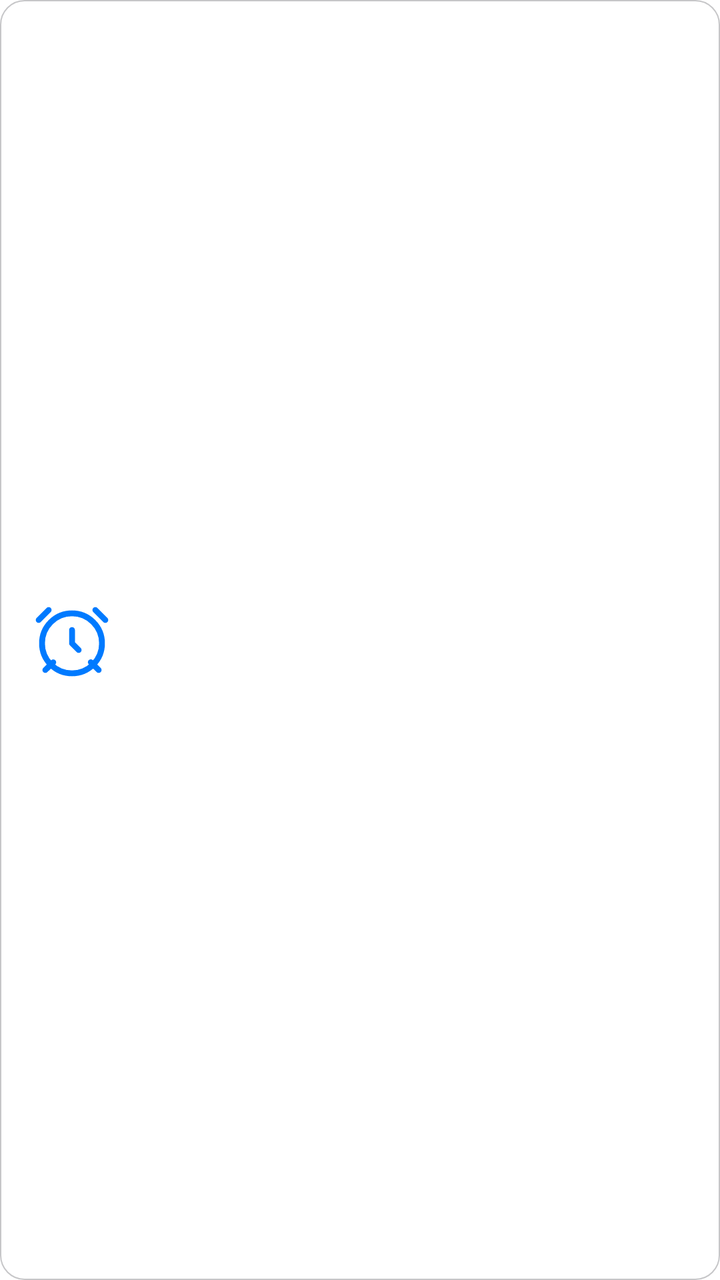
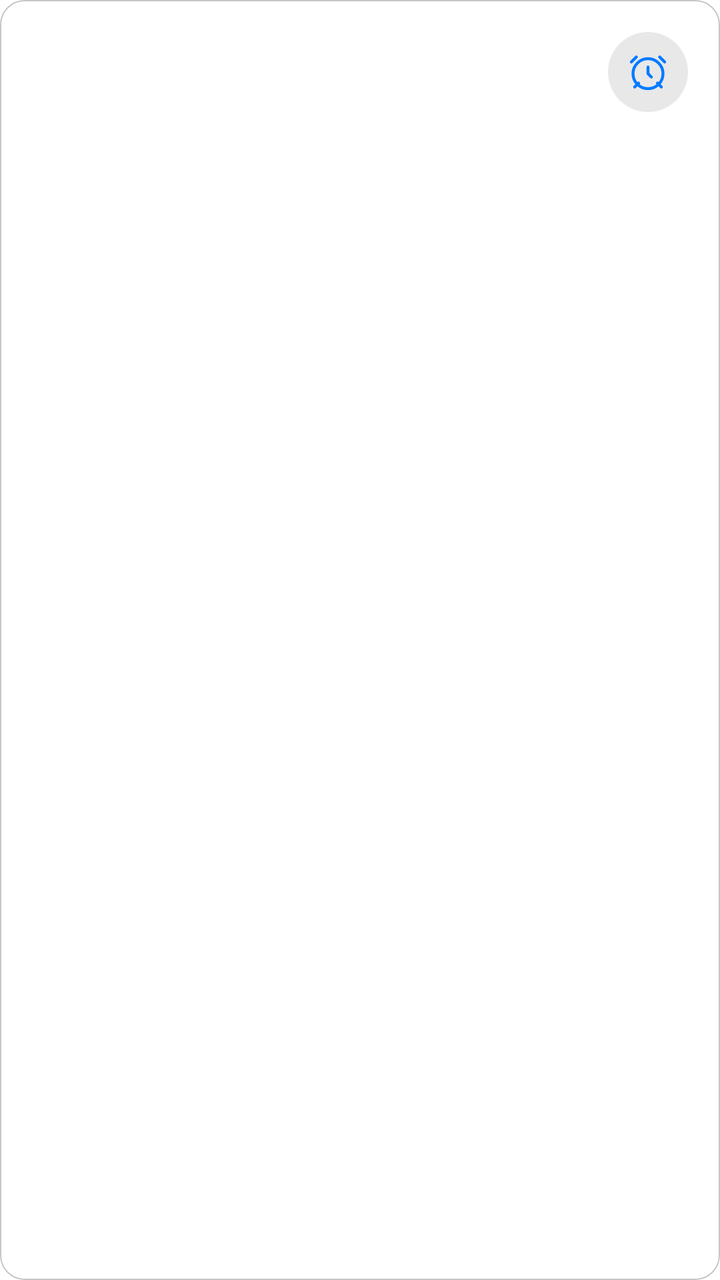

The first picture is an Android layout as it rendered before a commit; the second is the same layout after the commit. The layout source and the unified diff follow.
<!-- AndroidManifest.xml: application theme AppTheme -->
<!-- res/layout/wl_alarm_rtl.xml -->
<?xml version="1.0" encoding="utf-8"?>
<FrameLayout xmlns:android="http://schemas.android.com/apk/res/android"
    android:id="@+id/wRoot"
    android:layout_width="match_parent"
    android:layout_height="match_parent"
    android:layoutDirection="rtl">

    <ImageView
        android:id="@+id/wBg"
        android:layout_width="match_parent"
        android:layout_height="match_parent"
        android:importantForAccessibility="no"
        android:scaleType="fitXY"
        android:src="@drawable/wb_adaptive_1" />
    <ImageView
        android:id="@+id/wBorder"
        android:layout_width="match_parent"
        android:layout_height="match_parent"
        android:importantForAccessibility="no"
        android:scaleType="fitXY"
        android:src="@drawable/wb_bd_adaptive_2"
        android:visibility="gone" />
    <LinearLayout
        android:layout_width="match_parent"
        android:layout_height="match_parent"
        android:gravity="center_vertical"
        android:orientation="horizontal"
        android:padding="16dp">
        <LinearLayout
            android:layout_width="0dp"
            android:layout_height="wrap_content"
            android:layout_weight="1"
            android:orientation="vertical">
        <TextView
            android:id="@+id/wS1"
            android:layout_width="wrap_content"
            android:layout_height="wrap_content"
            android:fontFamily="sans-serif"
            android:includeFontPadding="false"
            android:singleLine="true"
            android:textColor="@color/text_secondary"
            android:textSize="13sp"
            />
        <TextView
            android:id="@+id/wP1"
            android:layout_width="wrap_content"
            android:layout_height="wrap_content"
            android:fontFamily="sans-serif-light"
            android:includeFontPadding="false"
            android:singleLine="true"
            android:textColor="@color/text_primary"
            android:textSize="38sp"
            />
        <TextView
            android:id="@+id/wA1"
            android:layout_width="wrap_content"
            android:layout_height="wrap_content"
            android:fontFamily="sans-serif"
            android:includeFontPadding="false"
            android:singleLine="true"
            android:textColor="@color/accent"
            android:textSize="14sp"
            android:textStyle="bold"
            android:layout_marginTop="2dp"
            />
        </LinearLayout>
        <ImageView
            android:id="@+id/wIcon"
            android:layout_width="40dp"
            android:layout_height="40dp"
            android:importantForAccessibility="no"
            android:src="@drawable/ic_alarm"
            android:tint="@color/accent" />
    </LinearLayout>
</FrameLayout>
<!-- resources referenced by this layout -->
<resources>
  <color name="accent">#007AFF</color>
  <color name="text_primary">#000000</color>
  <color name="text_secondary">#6C6C70</color>
  <!-- drawable wb_adaptive_1 (drawable) -->
  <?xml version="1.0" encoding="utf-8"?>
  <shape xmlns:android="http://schemas.android.com/apk/res/android" android:shape="rectangle">
      <solid android:color="@color/surface" />
      <stroke android:width="0.5dp" android:color="@color/stroke" />
      <corners android:radius="12dp" />
  </shape>
  <!-- drawable wb_bd_adaptive_2 (drawable) -->
  <?xml version="1.0" encoding="utf-8"?>
  <shape xmlns:android="http://schemas.android.com/apk/res/android" android:shape="rectangle">
      <solid android:color="#00000000" />
      <stroke android:width="1.2dp" android:color="@color/text_hint" />
      <corners android:radius="22dp" />
  </shape>
  <color name="surface">#FFFFFF</color>
  <color name="stroke">#C6C6C8</color>
  <color name="text_hint">#AEAEB2</color>
  <color name="accent_text">#007AFF</color>
  <color name="accent_soft">#E5F1FF</color>
  <color name="brand_start">#007AFF</color>
  <color name="brand_mid">#007AFF</color>
  <color name="brand_end">#007AFF</color>
  <color name="bg">#FFFFFF</color>
  <color name="bg_group">#F2F2F7</color>
  <color name="surface_high">#E5E5EA</color>
  <color name="field">#F2F2F7</color>
  <color name="stroke_soft">#E5E5EA</color>
  <color name="neutral_soft">#E9E9EB</color>
  <style name="AppDialog" parent="Theme.AppCompat.DayNight.Dialog.Alert">
          <item name="colorAccent">?attr/cAccentText</item>
          <item name="android:windowBackground">@drawable/bg_dialog</item>
          <item name="android:textColorPrimary">?attr/cTextPrimary</item>
          <item name="android:textColorSecondary">?attr/cTextSecondary</item>
          <item name="android:backgroundDimAmount">0.4</item>
          <item name="android:windowAnimationStyle">@style/DialogAnim</item>
          <item name="windowMinWidthMinor">92%</item>
          <item name="windowMinWidthMajor">60%</item>
          <item name="android:windowElevation">0dp</item>
      </style>
  <style name="ActivityAnim" parent="@android:style/Animation.Activity">
          <item name="android:activityOpenEnterAnimation">@anim/act_open_enter</item>
          <item name="android:activityOpenExitAnimation">@anim/act_open_exit</item>
          <item name="android:activityCloseEnterAnimation">@anim/act_close_enter</item>
          <item name="android:activityCloseExitAnimation">@anim/act_close_exit</item>
      </style>
  <style name="IosSeekBar" parent="Widget.AppCompat.SeekBar">
          <item name="android:progressDrawable">@drawable/seek_track</item>
          <item name="android:thumb">@drawable/seek_thumb</item>
          <item name="android:splitTrack">false</item>
          <item name="android:minHeight">4dp</item>
          <item name="android:maxHeight">4dp</item>
          <item name="android:paddingStart">14dp</item>
          <item name="android:paddingEnd">14dp</item>
      </style>
  <!-- drawable bg_dialog (drawable) -->
  <?xml version="1.0" encoding="utf-8"?>
  <inset xmlns:android="http://schemas.android.com/apk/res/android"
      android:insetLeft="4dp"
      android:insetTop="4dp"
      android:insetRight="4dp"
      android:insetBottom="4dp">
      <shape android:shape="rectangle">
          <solid android:color="?attr/cSurface" />
          <corners android:radius="14dp" />
      </shape>
  </inset>
  <style name="DialogAnim" parent="@android:style/Animation.Dialog">
          <item name="android:windowEnterAnimation">@anim/dlg_in</item>
          <item name="android:windowExitAnimation">@anim/dlg_out</item>
      </style>
  <!-- unchanged entries left out for length: 4 -->
</resources>

<!-- the commit's change to res/layout/wl_alarm_rtl.xml (unified diff, before → after) -->
@@ -4,7 +4,6 @@
     android:layout_width="match_parent"
     android:layout_height="match_parent"
     android:layoutDirection="rtl">
-
     <ImageView
         android:id="@+id/wBg"
         android:layout_width="match_parent"
@@ -20,56 +19,15 @@
         android:scaleType="fitXY"
         android:src="@drawable/wb_bd_adaptive_2"
         android:visibility="gone" />
-    <LinearLayout
-        android:layout_width="match_parent"
-        android:layout_height="match_parent"
-        android:gravity="center_vertical"
-        android:orientation="horizontal"
-        android:padding="16dp">
-        <LinearLayout
-            android:layout_width="0dp"
-            android:layout_height="wrap_content"
-            android:layout_weight="1"
-            android:orientation="vertical">
-        <TextView
-            android:id="@+id/wS1"
-            android:layout_width="wrap_content"
-            android:layout_height="wrap_content"
-            android:fontFamily="sans-serif"
-            android:includeFontPadding="false"
-            android:singleLine="true"
-            android:textColor="@color/text_secondary"
-            android:textSize="13sp"
-            />
-        <TextView
-            android:id="@+id/wP1"
-            android:layout_width="wrap_content"
-            android:layout_height="wrap_content"
-            android:fontFamily="sans-serif-light"
-            android:includeFontPadding="false"
-            android:singleLine="true"
-            android:textColor="@color/text_primary"
-            android:textSize="38sp"
-            />
-        <TextView
-            android:id="@+id/wA1"
-            android:layout_width="wrap_content"
-            android:layout_height="wrap_content"
-            android:fontFamily="sans-serif"
-            android:includeFontPadding="false"
-            android:singleLine="true"
-            android:textColor="@color/accent"
-            android:textSize="14sp"
-            android:textStyle="bold"
-            android:layout_marginTop="2dp"
-            />
-        </LinearLayout>
-        <ImageView
-            android:id="@+id/wIcon"
-            android:layout_width="40dp"
-            android:layout_height="40dp"
-            android:importantForAccessibility="no"
-            android:src="@drawable/ic_alarm"
-            android:tint="@color/accent" />
-    </LinearLayout>
+<LinearLayout android:layout_width="match_parent" android:layout_height="match_parent" android:orientation="vertical" android:padding="16dp">
+<LinearLayout android:layout_width="match_parent" android:layout_height="wrap_content" android:orientation="horizontal" android:gravity="center_vertical">
+<LinearLayout android:layout_width="40dp" android:layout_height="40dp" android:orientation="horizontal" android:gravity="center" android:background="@drawable/wb_circle">
+<ImageView android:id="@+id/wIcon" android:layout_width="20dp" android:layout_height="20dp" android:importantForAccessibility="no" android:src="@drawable/ic_alarm" android:tint="@color/accent" />
+</LinearLayout>
+<TextView android:id="@+id/wS1" android:layout_width="wrap_content" android:layout_height="wrap_content" android:layout_marginStart="10dp" android:fontFamily="sans-serif-medium" android:includeFontPadding="false" android:singleLine="true" android:textColor="@color/text_secondary" android:textSize="13sp" />
+</LinearLayout>
+<FrameLayout android:layout_width="match_parent" android:layout_height="0dp" android:layout_weight="1" />
+<TextView android:id="@+id/wP1" android:layout_width="wrap_content" android:layout_height="wrap_content" android:fontFamily="sans-serif-light" android:includeFontPadding="false" android:singleLine="true" android:textColor="@color/text_primary" android:textSize="38sp" />
+<TextView android:id="@+id/wA1" android:layout_width="wrap_content" android:layout_height="wrap_content" android:layout_marginTop="2dp" android:fontFamily="sans-serif" android:includeFontPadding="false" android:singleLine="true" android:textColor="@color/accent" android:textSize="14sp" android:textStyle="bold" />
+</LinearLayout>
 </FrameLayout>
<!-- resource entries referenced after the edit -->
@@ -16,6 +16,10 @@
       <solid android:color="#00000000" />
       <stroke android:width="1.2dp" android:color="@color/text_hint" />
       <corners android:radius="22dp" />
+  </shape>
+  <!-- drawable wb_circle (drawable) -->
+  <shape xmlns:android="http://schemas.android.com/apk/res/android" android:shape="oval">
+      <solid android:color="#2E808080" />
   </shape>
   <color name="surface">#FFFFFF</color>
   <color name="stroke">#C6C6C8</color>
